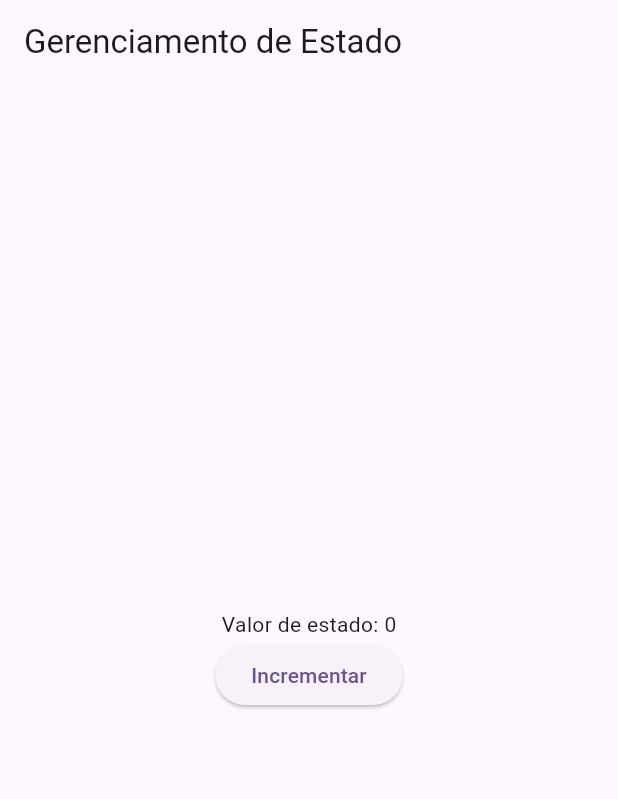
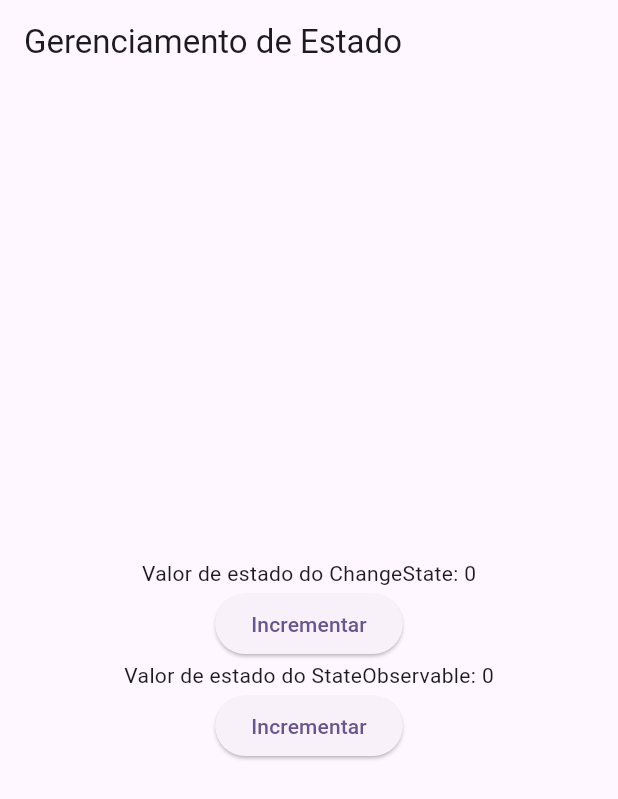
Before and after one commit to ericdiasblu/gerenciamento-estado-flutter, a Flutter app: the screen it shows after launch, on a phone screen of 412 x 824 dp. Shown: the top 799 px of the screen. Run offline on Flutter 3.47's test engine with Material 3 defaults, Android fonts, the phone set to English and light mode, and no system bars.

Commit message:
Observable State

```diff
--- /dev/null
+++ b/lib/contracts/observable_state.dart
@@ -0,0 +1,5 @@
+abstract class ObservableState<T> {
+  final T state;
+  ObservableState(this.state);
+
+}
--- /dev/null
+++ b/lib/controllers/state_observable.dart
@@ -0,0 +1,18 @@
+import 'package:gerenciamento_estado/contracts/observable_state.dart';
+import 'package:gerenciamento_estado/controllers/change_state.dart';
+
+class StateObservable<T> extends ChangeState implements ObservableState {
+  T _state;
+
+  @override
+  T get state => _state;
+
+  set state(T newState) {
+    if (_state == newState) return;
+    _state = newState;
+    notifyCallbacks();
+
+  }
+
+  StateObservable(this._state);
+}
--- a/lib/main.dart
+++ b/lib/main.dart
@@ -1,5 +1,6 @@
 import 'package:flutter/material.dart';
 import 'package:gerenciamento_estado/classes/counter_state.dart';
+import 'package:gerenciamento_estado/controllers/state_observable.dart';
 
 void main() {
   runApp(const MyApp());
@@ -28,10 +29,12 @@ class MyHomePage extends StatefulWidget {
 }
 
 class _MyHomePageState extends State<MyHomePage> {
+  final observableCounter = StateObservable(0);
   final counterState = CounterState();
 
   initState() {
     counterState.addListener(callback);
+    observableCounter.addListener(callback);
     super.initState();
   }
 
@@ -47,10 +50,17 @@ class _MyHomePageState extends State<MyHomePage> {
         child: Column(
           mainAxisAlignment: MainAxisAlignment.center,
           children: [
-            Text("Valor de estado: ${counterState.counter}"),
+            Text("Valor de estado do ChangeState: ${counterState.counter}"),
             ElevatedButton(
               onPressed: () {
                 counterState.increment();
+              },
+              child: Text("Incrementar"),
+            ),
+            Text("Valor de estado do StateObservable: ${observableCounter.state}"),
+            ElevatedButton(
+              onPressed: () {
+                observableCounter.state++;
               },
               child: Text("Incrementar"),
             ),
@@ -62,6 +72,7 @@ class _MyHomePageState extends State<MyHomePage> {
 
   void dispose() {
     counterState.removeListener(callback);
+    observableCounter.removeListener(callback);
     super.dispose();
   }
 }
```
